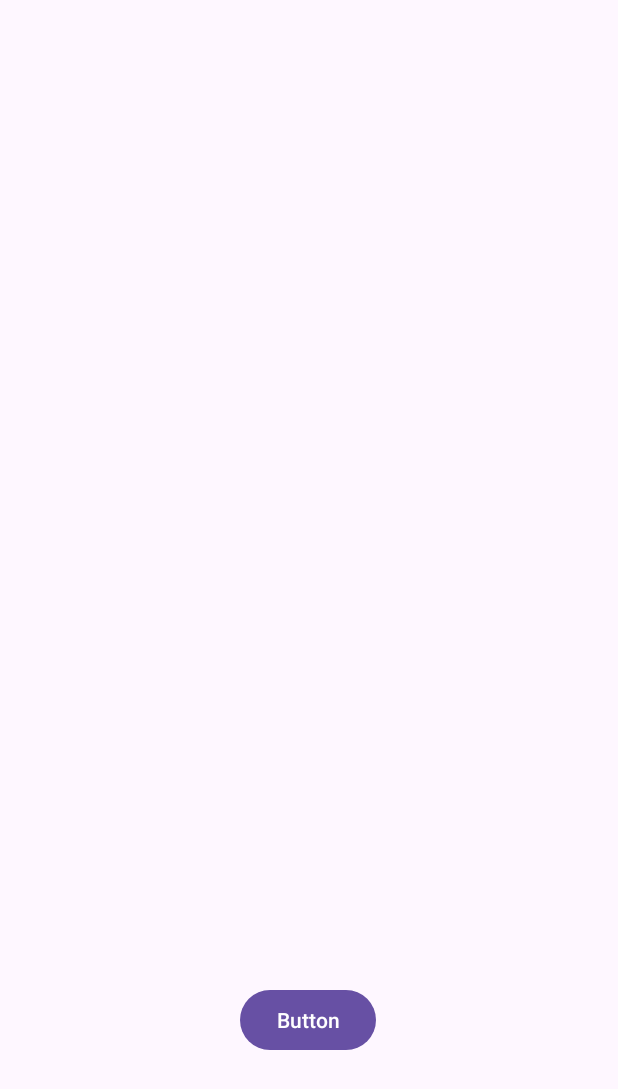
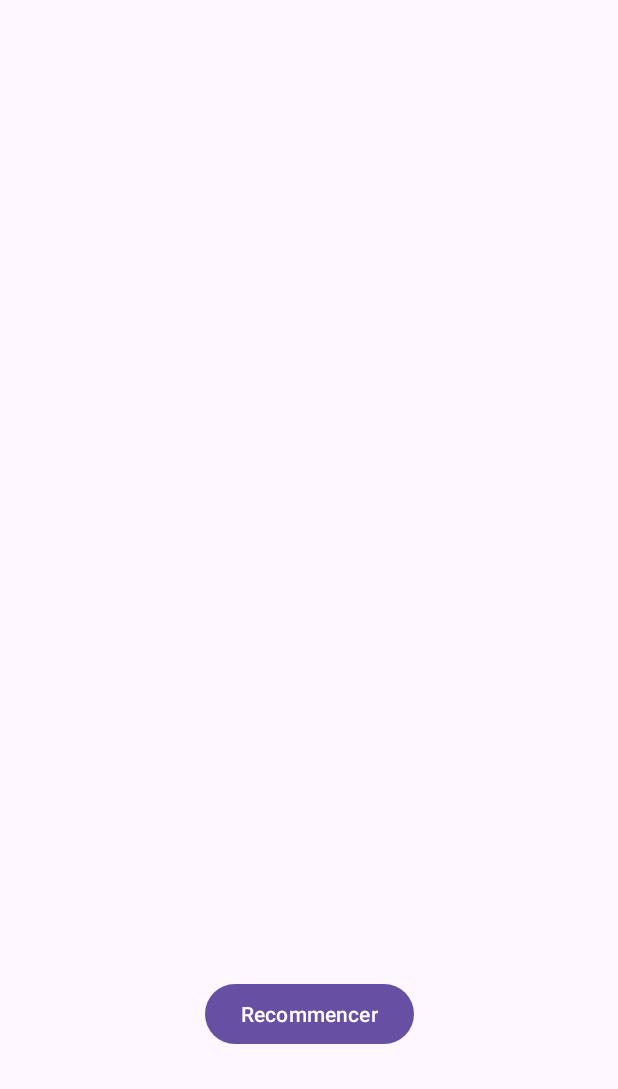
Before and after one commit to MarhadourM/Apocalypse, an Android app: the layout fin_parti.xml on its own in the app's theme, with its tools: preview values and no code run, on a phone screen of 412 x 824 dp. Shown: the top 1089 px of the screen. Run offline under Robolectric (Android 15) with nearby library versions, the phone set to English and light mode, and no system bars.

Commit message:
affichage de la mort et de la victoire avec du delai + fix crash fin de parti

```diff
--- a/app/src/main/AndroidManifest.xml
+++ b/app/src/main/AndroidManifest.xml
@@ -16,7 +16,8 @@
             android:exported="false" />
         <activity
             android:name=".LancerDesSensor"
-            android:exported="false" />
+            android:exported="false"
+            android:noHistory="true"/>
         <activity
             android:name=".MainActivity"
             android:exported="true">
--- a/app/src/main/java/com/example/apocalypse/ActionView.kt
+++ b/app/src/main/java/com/example/apocalypse/ActionView.kt
@@ -3,6 +3,7 @@ package com.example.apocalypse
 import android.annotation.SuppressLint
 import android.content.Intent
 import android.os.Bundle
+import android.util.Log
 import android.widget.Button
 import android.widget.TextView
 import androidx.appcompat.app.AppCompatActivity
@@ -51,9 +52,9 @@ class ActionView: BaseActivity() {
 
         buttonLancerDes.setOnClickListener {
             Partie.etatLancerDes()
-            val intent = Intent(this, LancerDesSensor::class.java)
-            startActivity(intent)
+            createIntent(this, LancerDesSensor::class.java)
         }
+
 
     }
      fun setTextTvChoixCarte(txt: String?){
--- a/app/src/main/java/com/example/apocalypse/ChoixBonusView.kt
+++ b/app/src/main/java/com/example/apocalypse/ChoixBonusView.kt
@@ -58,10 +58,12 @@ class ChoixBonusView : BaseActivity()  {
 
 
         ivCarteBonus1.setOnClickListener {
+            Partie.choixBonusFait()
             j.appliquerChoix(carte1)
             createActionIntent(this, ActionView::class.java,carte1.getTitre())
         }
         ivCarteBonus2.setOnClickListener {
+            Partie.choixBonusFait()
            j.appliquerChoix(carte2)
             createActionIntent(this, ActionView::class.java,carte2.getTitre())
         }
--- a/app/src/main/res/layout/fin_parti.xml
+++ b/app/src/main/res/layout/fin_parti.xml
@@ -9,10 +9,27 @@
         android:id="@+id/buttonFermer"
         android:layout_width="wrap_content"
         android:layout_height="wrap_content"
-        android:layout_marginBottom="120dp"
-        android:text="Button"
+        android:layout_marginBottom="124dp"
+        android:text="Recommencer"
         app:layout_constraintBottom_toBottomOf="parent"
         app:layout_constraintEnd_toEndOf="parent"
-        app:layout_constraintHorizontal_bias="0.498"
         app:layout_constraintStart_toStartOf="parent" />
+
+    <androidx.constraintlayout.widget.ConstraintLayout
+        android:layout_width="383dp"
+        android:layout_height="427dp"
+        android:layout_marginTop="32dp"
+        app:layout_constraintEnd_toEndOf="parent"
+        app:layout_constraintStart_toStartOf="parent"
+        app:layout_constraintTop_toTopOf="parent">
+
+        <LinearLayout
+            android:id="@+id/llCauseFinParti"
+            android:layout_width="wrap_content"
+            android:layout_height="wrap_content"
+            android:orientation="horizontal"
+            app:layout_constraintEnd_toEndOf="parent"
+            app:layout_constraintStart_toStartOf="parent"
+            tools:layout_editor_absoluteY="1dp"></LinearLayout>
+    </androidx.constraintlayout.widget.ConstraintLayout>
 </androidx.constraintlayout.widget.ConstraintLayout>
```
Also changed, not shown: app/src/main/java/com/example/apocalypse/FinPartiDialog.kt (+20 -1 lines), app/src/main/java/com/example/apocalypse/Game/Partie.kt (+22 -6 lines), app/src/main/java/com/example/apocalypse/LancerDesSensor.kt (+8 -2 lines), app/src/main/res/layout/fin_parti_mort.xml (added, +22 -0 lines), app/src/main/res/layout/fin_parti_victoire.xml (added, +21 -0 lines).
